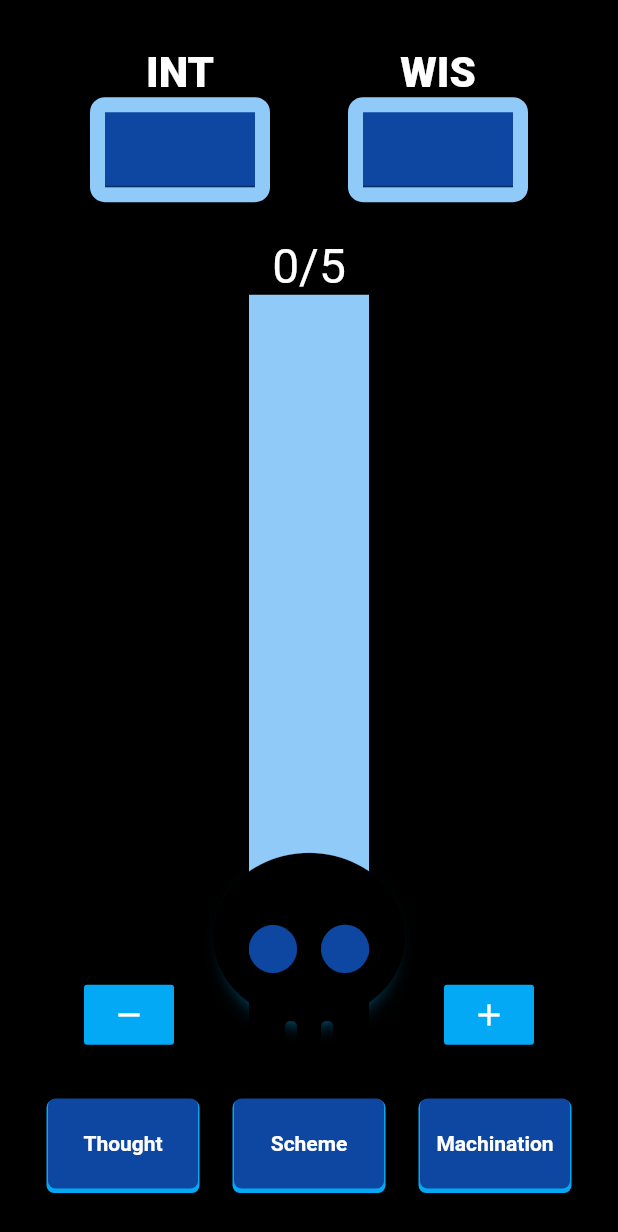
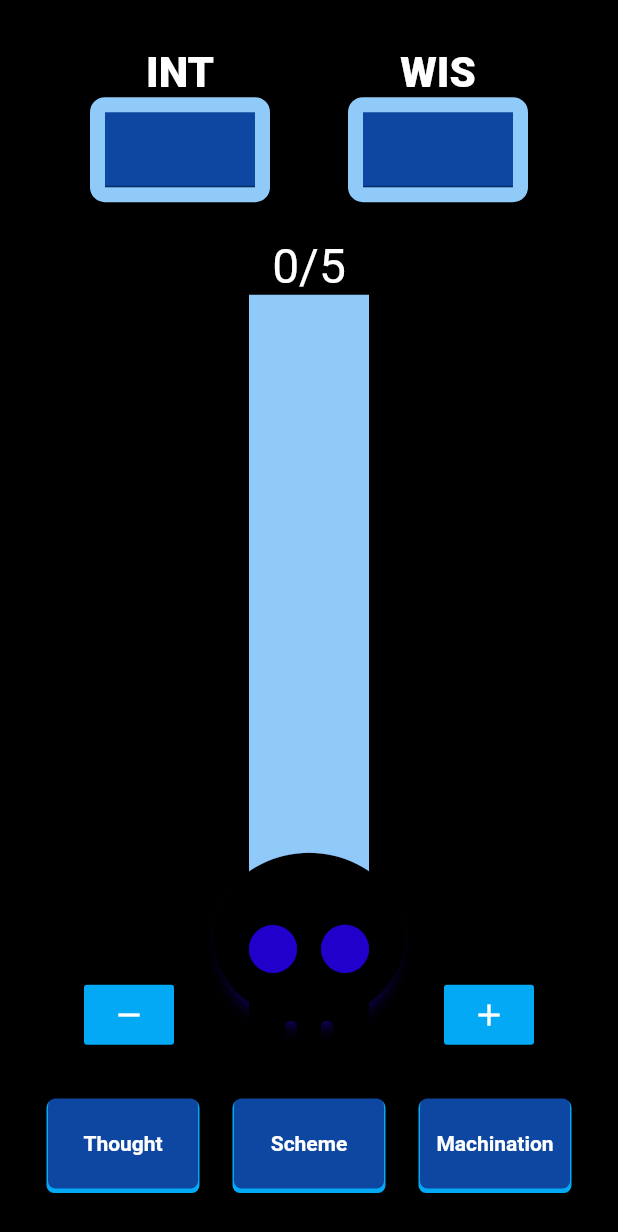
Before and after one commit to dompetriella/madness_meter_flutter, a Flutter app: the screen it shows after launch, on a phone screen of 412 x 824 dp. Shown: the top 1232 px of the screen. Run offline on Flutter 3.47's test engine with Material 2 defaults, Android fonts, the light colour scheme and no system bars; drawn by our look-alikes of flutter_animate; our stand-ins replace flutter_riverpod, font_awesome_flutter.

Commit message:
add color interpolation

```diff
--- a/lib/colors.dart
+++ b/lib/colors.dart
@@ -0,0 +1,7 @@
+import 'package:flutter/material.dart';
+
+Color percentageToHsl(double percent, int hue0, int hue1, double lightness) {
+  percent > 1 ? 1 : percent;
+  double returnHue = ((percent * (hue1 - hue0)) + hue0);
+  return HSLColor.fromAHSL(1, returnHue, 1, lightness).toColor();
+}
--- a/lib/components/meter.dart
+++ b/lib/components/meter.dart
@@ -2,9 +2,12 @@ import 'package:flutter/material.dart';
 import 'package:flutter_riverpod/flutter_riverpod.dart';
 import 'package:font_awesome_flutter/font_awesome_flutter.dart';
 import 'package:madness_meter_flutter/providers.dart';
+import 'package:flutter_animate/flutter_animate.dart';
+
+import '../colors.dart';
 
 class Meter extends ConsumerWidget {
-  const Meter({super.key});
+  Meter({super.key});
 
   @override
   Widget build(BuildContext context, WidgetRef ref) {
@@ -13,7 +16,6 @@ class Meter extends ConsumerWidget {
     return Container(
       height: 550,
       width: 350,
-      color: Colors.black,
       child: Center(
         child: Row(
           mainAxisAlignment: MainAxisAlignment.spaceAround,
@@ -27,8 +29,6 @@ class Meter extends ConsumerWidget {
             ),
             Column(
               children: [
-                // if (ref.watch(intScore) == 'none' ||
-                //     ref.watch(wisScore) == 'none')
                 Text(
                   "${ref.watch(currentMeter)}/${ref.watch(totalMeter)}",
                   style: TextStyle(fontSize: 32, color: Colors.white),
@@ -42,34 +42,47 @@ class Meter extends ConsumerWidget {
                       color: Colors.blue.shade200,
                     ),
                     Positioned(
+                      left: 0,
+                      right: 0,
+                      bottom: 0,
+                      child: Padding(
+                        padding: const EdgeInsets.only(left: 8.0, right: 8.0),
+                        child: AnimatedContainer(
+                          duration: Duration(milliseconds: 800),
+                          curve: Curves.bounceOut,
+                          height: ref.watch(currentMeterPercentage) > 1
+                              ? height
+                              : height * ref.watch(currentMeterPercentage),
+                          color: percentageToHsl(
+                              ref.watch(currentMeterPercentage), 250, 0, .35),
+                        ),
+                      ),
+                    ),
+                    Positioned(
                       bottom: 10,
                       left: 0,
                       right: 0,
-                      child: Container(
+                      child: AnimatedContainer(
+                        duration: Duration(milliseconds: 700),
+                        curve: Curves.easeInOut,
                         width: 70,
                         height: 70,
                         decoration: BoxDecoration(
-                            color: Colors.blue.shade900,
+                            color: percentageToHsl(
+                                ref.watch(currentMeterPercentage), 250, 0, .40),
                             borderRadius: BorderRadius.circular(50),
                             boxShadow: [
                               BoxShadow(
-                                  color: Colors.lightBlue,
-                                  spreadRadius: 12,
-                                  blurRadius: 12)
+                                  color: percentageToHsl(
+                                      ref.watch(currentMeterPercentage),
+                                      250,
+                                      0,
+                                      .50),
+                                  spreadRadius: (12 +
+                                      (55 * ref.watch(currentMeterPercentage))),
+                                  blurRadius: (12 +
+                                      (55 * ref.watch(currentMeterPercentage))))
                             ]),
-                      ),
-                    ),
-                    Positioned(
-                      left: 0,
-                      right: 0,
-                      bottom: 0,
-                      child: AnimatedContainer(
-                        duration: Duration(milliseconds: 600),
-                        curve: Curves.bounceInOut,
-                        height: ref.watch(currentMeterPercentage) > 1
-                            ? height
-                            : height * ref.watch(currentMeterPercentage),
-                        color: Colors.yellow,
                       ),
                     ),
                     Positioned(
@@ -78,13 +91,13 @@ class Meter extends ConsumerWidget {
                       right: -25,
                       child: GestureDetector(
                         onTap: () => ref.watch(currentMeter.notifier).state = 0,
-                        child: FaIcon(
-                          FontAwesomeIcons.skull,
-                          size: 128,
-                          color: Colors.black,
-                        ),
+                        child: FaIcon(FontAwesomeIcons.skull,
+                                size: 128,
+                                color: Color.lerp(Colors.black, Colors.white,
+                                    ref.watch(currentMeterPercentage)))
+                            .animate(),
                       ),
-                    )
+                    ),
                   ],
                 ),
               ],
--- a/lib/main_page.dart
+++ b/lib/main_page.dart
@@ -1,15 +1,21 @@
 import 'package:flutter/material.dart';
+import 'package:flutter_riverpod/flutter_riverpod.dart';
 import 'package:madness_meter_flutter/components/spell_button.dart';
 import 'package:madness_meter_flutter/components/statsInput.dart';
+import 'colors.dart';
+import 'package:madness_meter_flutter/providers.dart';
 
 import 'components/meter.dart';
 
-class MainPage extends StatelessWidget {
+class MainPage extends ConsumerWidget {
   const MainPage({super.key});
 
   @override
-  Widget build(BuildContext context) {
+  Widget build(BuildContext context, WidgetRef ref) {
     return Scaffold(
+        backgroundColor: ref.watch(currentMeterPercentage) == 0
+            ? Colors.black
+            : percentageToHsl(ref.watch(currentMeterPercentage), 250, 0, .05),
         body: MediaQuery.of(context).size.height < 750
             ? ListView(
                 children: [Body()],
@@ -26,7 +32,6 @@ class Body extends StatelessWidget {
   @override
   Widget build(BuildContext context) {
     return Container(
-      color: Colors.black,
       child: Padding(
         padding: const EdgeInsets.all(8.0),
         child: Column(
--- a/lib/providers.dart
+++ b/lib/providers.dart
@@ -33,3 +33,6 @@ final currentMeter = StateProvider<int>(
 
 final currentMeterPercentage = StateProvider<double>(
     (ref) => (ref.watch(currentMeter) / ref.watch(totalMeter)));
+
+final inMotion = StateProvider<bool>(
+    (ref) => ref.watch(intScore) != '' && ref.watch(wisScore) != '');
--- a/pubspec.yaml
+++ b/pubspec.yaml
@@ -39,6 +39,7 @@ dependencies:
   hexcolor: ^3.0.1
   flutter_riverpod: ^2.1.1
   font_awesome_flutter: ^10.2.1
+  flutter_animate: ^2.0.1
 
 dev_dependencies:
   flutter_test:
```
Also changed, not shown: pubspec.lock.
